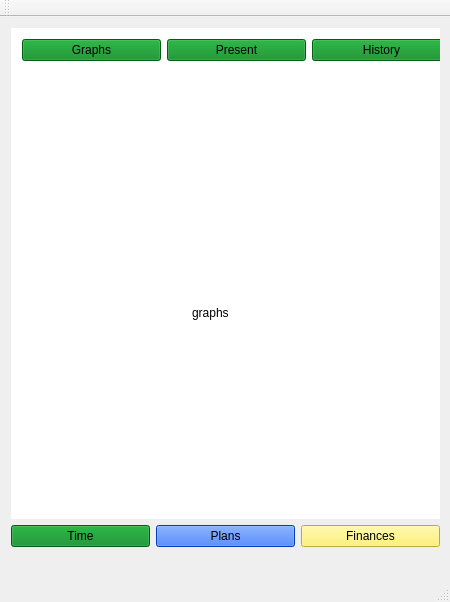
BryanBlack523/LM, file mainwindow.ui: the form before one commit.
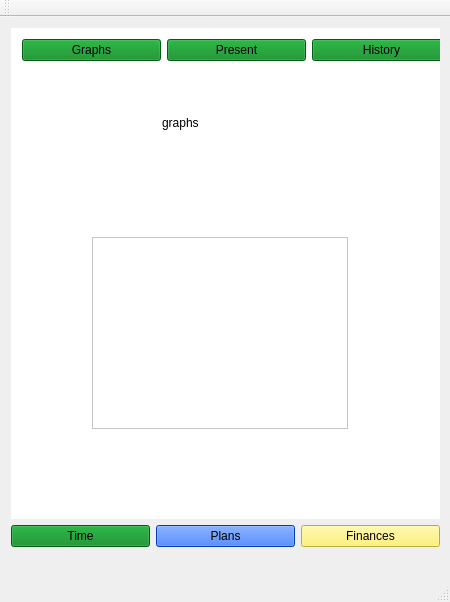
The form after the commit. The open tabs and pages were chosen to show the change.

Commit message: added sorting table

What changed in the file:
```diff
--- a/mainwindow.ui
+++ b/mainwindow.ui
@@ -136,8 +136,8 @@
              <widget class="QLabel" name="label_2">
               <property name="geometry">
                <rect>
-                <x>170</x>
-                <y>190</y>
+                <x>140</x>
+                <y>0</y>
                 <width>131</width>
                 <height>111</height>
                </rect>
@@ -146,6 +146,16 @@
                <string>graphs</string>
               </property>
              </widget>
+             <widget class="QTableView" name="debugTableView">
+              <property name="geometry">
+               <rect>
+                <x>70</x>
+                <y>170</y>
+                <width>256</width>
+                <height>192</height>
+               </rect>
+              </property>
+             </widget>
             </widget>
            </widget>
           </item>
```
Left out of the diff: 6 changed lines with no effect on the pictures. The commit also changes 2 other files.
